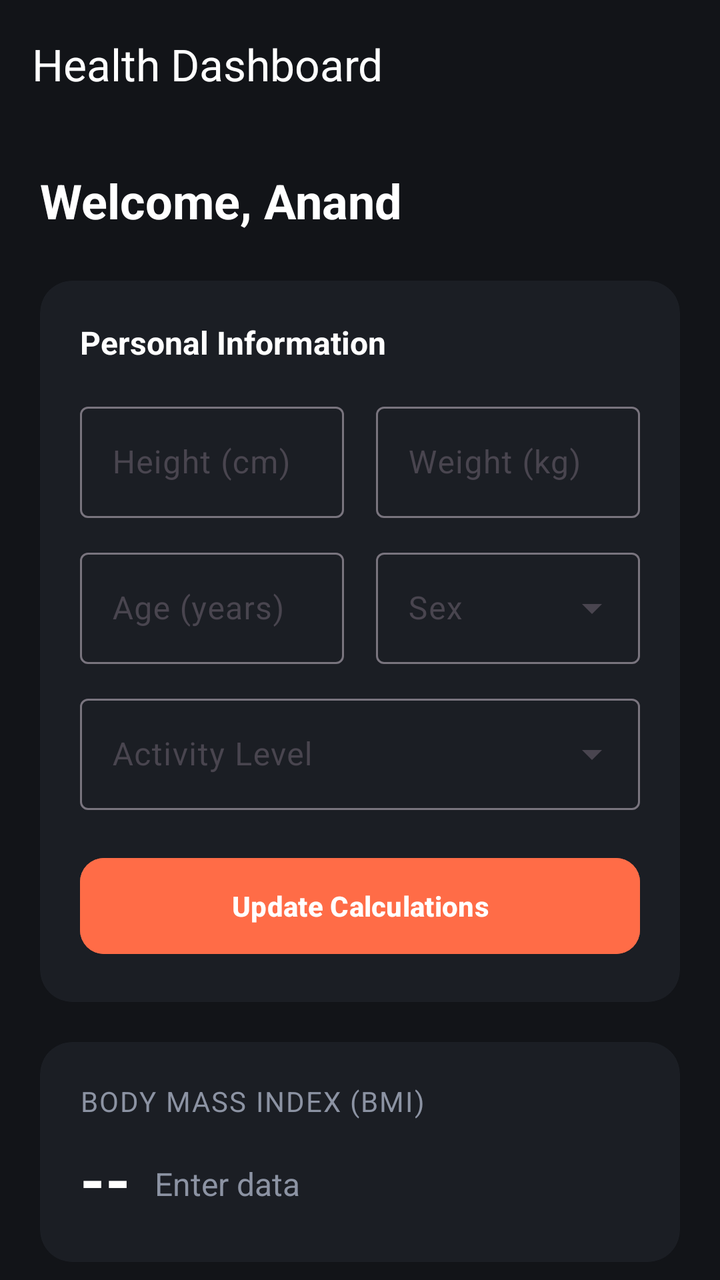
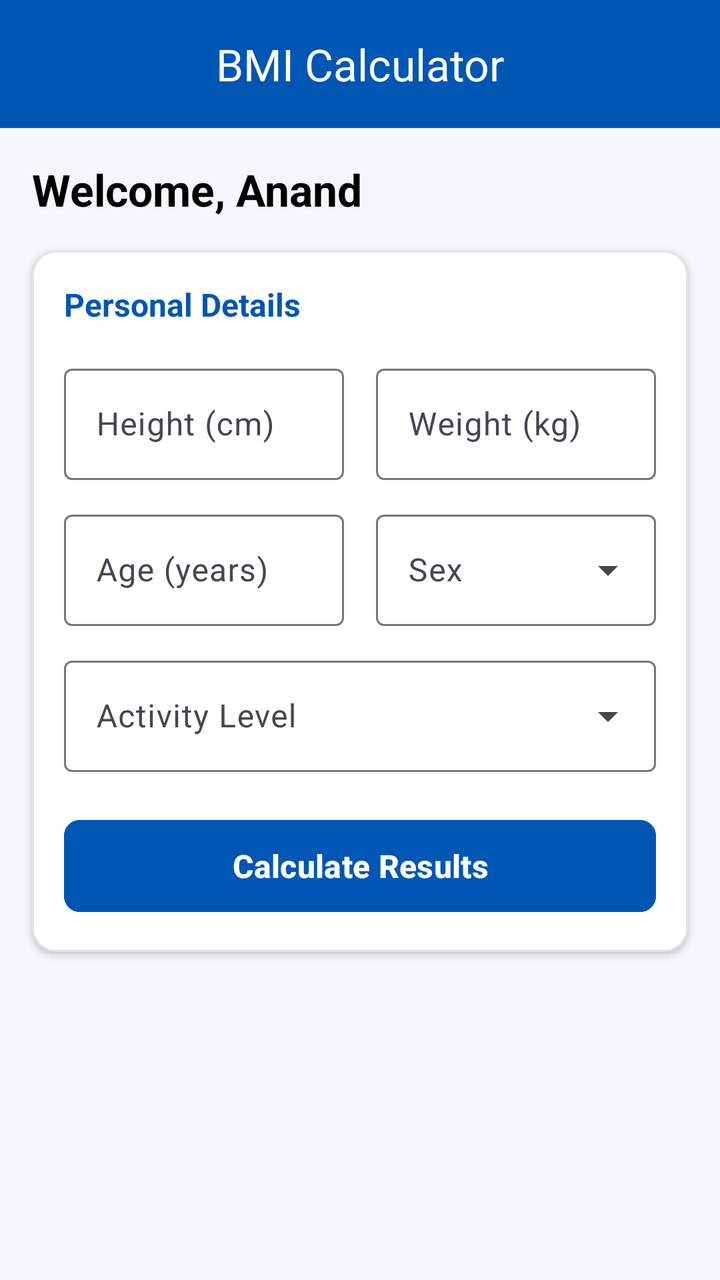

Screens rendered from an Android XML layout before and after an edit, with the pre-edit source and the edit as a unified diff.
<!-- AndroidManifest.xml: application theme Theme.BmiCalculator -->
<!-- res/layout/activity_main.xml -->
<?xml version="1.0" encoding="utf-8"?>
<androidx.coordinatorlayout.widget.CoordinatorLayout xmlns:android="http://schemas.android.com/apk/res/android"
    xmlns:app="http://schemas.android.com/apk/res-auto"
    xmlns:tools="http://schemas.android.com/tools"
    android:id="@+id/main"
    android:layout_width="match_parent"
    android:layout_height="match_parent"
    android:background="@color/bg_dark"
    tools:context=".MainActivity">

    <com.google.android.material.appbar.AppBarLayout
        android:layout_width="match_parent"
        android:layout_height="wrap_content"
        android:background="@color/bg_dark"
        app:elevation="0dp">

        <com.google.android.material.appbar.MaterialToolbar
            android:id="@+id/toolbar"
            android:layout_width="match_parent"
            android:layout_height="?attr/actionBarSize"
            app:title="Health Dashboard"
            app:titleTextColor="@color/text_primary" />

    </com.google.android.material.appbar.AppBarLayout>

    <androidx.core.widget.NestedScrollView
        android:layout_width="match_parent"
        android:layout_height="match_parent"
        app:layout_behavior="@string/appbar_scrolling_view_behavior">

        <LinearLayout
            android:layout_width="match_parent"
            android:layout_height="wrap_content"
            android:orientation="vertical"
            android:padding="20dp"
            android:clipToPadding="false">

            <TextView
                android:layout_width="wrap_content"
                android:layout_height="wrap_content"
                android:text="Welcome, Anand"
                android:textColor="@color/text_primary"
                android:textSize="24sp"
                android:textStyle="bold"
                android:layout_marginBottom="24dp"/>

            
            <com.google.android.material.card.MaterialCardView
                android:layout_width="match_parent"
                android:layout_height="wrap_content"
                app:cardBackgroundColor="@color/card_dark"
                app:cardCornerRadius="16dp"
                app:cardElevation="0dp"
                app:strokeWidth="0dp"
                android:layout_marginBottom="20dp">

                <LinearLayout
                    android:layout_width="match_parent"
                    android:layout_height="wrap_content"
                    android:orientation="vertical"
                    android:padding="20dp">

                    <TextView
                        android:layout_width="wrap_content"
                        android:layout_height="wrap_content"
                        android:text="Personal Information"
                        android:textColor="@color/text_primary"
                        android:textSize="16sp"
                        android:textStyle="bold"
                        android:layout_marginBottom="16dp"/>

                    <GridLayout
                        android:layout_width="match_parent"
                        android:layout_height="wrap_content"
                        android:columnCount="2"
                        android:alignmentMode="alignMargins"
                        android:columnOrderPreserved="false">

                        <com.google.android.material.textfield.TextInputLayout
                            android:layout_width="0dp"
                            android:layout_height="wrap_content"
                            android:layout_columnWeight="1"
                            android:layout_marginEnd="8dp"
                            android:hint="Height (cm)"
                            style="@style/Widget.Material3.TextInputLayout.OutlinedBox">
                            <com.google.android.material.textfield.TextInputEditText
                                android:id="@+id/et_height"
                                android:layout_width="match_parent"
                                android:layout_height="wrap_content"
                                android:inputType="numberDecimal"
                                android:textColor="@color/text_primary" />
                        </com.google.android.material.textfield.TextInputLayout>

                        <com.google.android.material.textfield.TextInputLayout
                            android:layout_width="0dp"
                            android:layout_height="wrap_content"
                            android:layout_columnWeight="1"
                            android:layout_marginStart="8dp"
                            android:hint="Weight (kg)"
                            style="@style/Widget.Material3.TextInputLayout.OutlinedBox">
                            <com.google.android.material.textfield.TextInputEditText
                                android:id="@+id/et_weight"
                                android:layout_width="match_parent"
                                android:layout_height="wrap_content"
                                android:inputType="numberDecimal"
                                android:textColor="@color/text_primary" />
                        </com.google.android.material.textfield.TextInputLayout>

                        <com.google.android.material.textfield.TextInputLayout
                            android:layout_width="0dp"
                            android:layout_height="wrap_content"
                            android:layout_columnWeight="1"
                            android:layout_marginTop="12dp"
                            android:layout_marginEnd="8dp"
                            android:hint="Age (years)"
                            style="@style/Widget.Material3.TextInputLayout.OutlinedBox">
                            <com.google.android.material.textfield.TextInputEditText
                                android:id="@+id/et_age"
                                android:layout_width="match_parent"
                                android:layout_height="wrap_content"
                                android:inputType="number"
                                android:textColor="@color/text_primary" />
                        </com.google.android.material.textfield.TextInputLayout>

                        <com.google.android.material.textfield.TextInputLayout
                            android:layout_width="0dp"
                            android:layout_height="wrap_content"
                            android:layout_columnWeight="1"
                            android:layout_marginTop="12dp"
                            android:layout_marginStart="8dp"
                            android:hint="Sex"
                            style="@style/Widget.Material3.TextInputLayout.OutlinedBox.ExposedDropdownMenu">
                            <AutoCompleteTextView
                                android:id="@+id/spinner_sex"
                                android:layout_width="match_parent"
                                android:layout_height="wrap_content"
                                android:inputType="none"
                                android:textColor="@color/text_primary" />
                        </com.google.android.material.textfield.TextInputLayout>

                    </GridLayout>

                    <com.google.android.material.textfield.TextInputLayout
                        android:layout_width="match_parent"
                        android:layout_height="wrap_content"
                        android:layout_marginTop="12dp"
                        android:hint="Activity Level"
                        style="@style/Widget.Material3.TextInputLayout.OutlinedBox.ExposedDropdownMenu">
                        <AutoCompleteTextView
                            android:id="@+id/spinner_activity"
                            android:layout_width="match_parent"
                            android:layout_height="wrap_content"
                            android:inputType="none"
                            android:textColor="@color/text_primary" />
                    </com.google.android.material.textfield.TextInputLayout>

                    <com.google.android.material.button.MaterialButton
                        android:id="@+id/btn_calculate"
                        android:layout_width="match_parent"
                        android:layout_height="56dp"
                        android:layout_marginTop="20dp"
                        android:text="Update Calculations"
                        android:textStyle="bold"
                        app:cornerRadius="12dp"
                        android:backgroundTint="@color/accent_orange"
                        android:textColor="@color/text_primary" />

                </LinearLayout>
            </com.google.android.material.card.MaterialCardView>

            

            
            <com.google.android.material.card.MaterialCardView
                android:layout_width="match_parent"
                android:layout_height="wrap_content"
                app:cardBackgroundColor="@color/card_dark"
                app:cardCornerRadius="16dp"
                app:cardElevation="0dp"
                app:strokeWidth="0dp"
                android:layout_marginBottom="16dp">

                <LinearLayout
                    android:layout_width="match_parent"
                    android:layout_height="wrap_content"
                    android:orientation="vertical"
                    android:padding="20dp">

                    <TextView
                        android:layout_width="wrap_content"
                        android:layout_height="wrap_content"
                        android:text="Body Mass Index (BMI)"
                        android:textColor="@color/text_secondary"
                        android:textSize="14sp"
                        android:textAllCaps="true"
                        android:letterSpacing="0.05"/>

                    <LinearLayout
                        android:layout_width="match_parent"
                        android:layout_height="wrap_content"
                        android:orientation="horizontal"
                        android:gravity="bottom"
                        android:layout_marginTop="8dp">

                        <TextView
                            android:id="@+id/tv_bmi_score"
                            android:layout_width="wrap_content"
                            android:layout_height="wrap_content"
                            android:text="--"
                            android:textColor="@color/text_primary"
                            android:textSize="32sp"
                            android:textStyle="bold"/>

                        <TextView
                            android:id="@+id/tv_bmi_category"
                            android:layout_width="wrap_content"
                            android:layout_height="wrap_content"
                            android:layout_marginStart="12dp"
                            android:layout_marginBottom="4dp"
                            android:text="Enter data"
                            android:textColor="@color/text_secondary"
                            android:textSize="16sp"/>
                    </LinearLayout>
                </LinearLayout>
            </com.google.android.material.card.MaterialCardView>

            
            <com.google.android.material.card.MaterialCardView
                android:layout_width="match_parent"
                android:layout_height="wrap_content"
                app:cardBackgroundColor="@color/card_dark"
                app:cardCornerRadius="16dp"
                app:cardElevation="0dp"
                app:strokeWidth="0dp"
                android:layout_marginBottom="16dp">

                <LinearLayout
                    android:layout_width="match_parent"
                    android:layout_height="wrap_content"
                    android:orientation="vertical"
                    android:padding="20dp">

                    <TextView
                        android:layout_width="wrap_content"
                        android:layout_height="wrap_content"
                        android:text="Daily Calories to Maintain Weight"
                        android:textColor="@color/text_secondary"
                        android:textSize="14sp"
                        android:textAllCaps="true"
                        android:letterSpacing="0.05"/>

                    <TextView
                        android:id="@+id/tv_maintenance_calories"
                        android:layout_width="wrap_content"
                        android:layout_height="wrap_content"
                        android:layout_marginTop="8dp"
                        android:text="-- kcal/day"
                        android:textColor="@color/accent_cyan"
                        android:textSize="32sp"
                        android:textStyle="bold"/>

                    <TextView
                        android:layout_width="wrap_content"
                        android:layout_height="wrap_content"
                        android:layout_marginTop="4dp"
                        android:text="Estimated TDEE based on your activity level"
                        android:textColor="@color/text_secondary"
                        android:textSize="12sp"/>
                </LinearLayout>
            </com.google.android.material.card.MaterialCardView>

            
            <com.google.android.material.card.MaterialCardView
                android:layout_width="match_parent"
                android:layout_height="wrap_content"
                app:cardBackgroundColor="@color/card_dark"
                app:cardCornerRadius="16dp"
                app:cardElevation="0dp"
                app:strokeWidth="0dp"
                android:layout_marginBottom="24dp">

                <LinearLayout
                    android:layout_width="match_parent"
                    android:layout_height="wrap_content"
                    android:orientation="vertical"
                    android:padding="20dp">

                    <TextView
                        android:layout_width="wrap_content"
                        android:layout_height="wrap_content"
                        android:text="Healthy Weight for your body"
                        android:textColor="@color/text_secondary"
                        android:textSize="14sp"
                        android:textAllCaps="true"
                        android:letterSpacing="0.05"/>

                    <TextView
                        android:id="@+id/tv_healthy_weight_range"
                        android:layout_width="wrap_content"
                        android:layout_height="wrap_content"
                        android:layout_marginTop="8dp"
                        android:text="-- kg"
                        android:textColor="@color/accent_purple"
                        android:textSize="24sp"
                        android:textStyle="bold"/>

                    <TextView
                        android:id="@+id/tv_weight_comparison"
                        android:layout_width="wrap_content"
                        android:layout_height="wrap_content"
                        android:layout_marginTop="8dp"
                        android:text=""
                        android:textColor="@color/text_primary"
                        android:textSize="14sp"/>
                </LinearLayout>
            </com.google.android.material.card.MaterialCardView>

        </LinearLayout>
    </androidx.core.widget.NestedScrollView>

</androidx.coordinatorlayout.widget.CoordinatorLayout>
<!-- resources referenced by this layout -->
<resources>
  <color name="accent_cyan">#00BB9C</color>
  <color name="accent_orange">#FF6C47</color>
  <color name="accent_purple">#9B5DE5</color>
  <color name="bg_dark">#121418</color>
  <color name="card_dark">#1B1E24</color>
  <color name="text_primary">#FFFFFF</color>
  <color name="text_secondary">#8C93A3</color>
  <style name="Theme.BmiCalculator" parent="Base.Theme.BmiCalculator" />
  <style name="Base.Theme.BmiCalculator" parent="Theme.Material3.DayNight.NoActionBar">
          
          
      </style>
</resources>

<!-- the commit's change to res/layout/activity_main.xml (unified diff, before → after) -->
@@ -5,21 +5,22 @@
     android:id="@+id/main"
     android:layout_width="match_parent"
     android:layout_height="match_parent"
-    android:background="@color/bg_dark"
+    android:background="@color/bg_light"
     tools:context=".MainActivity">
 
     <com.google.android.material.appbar.AppBarLayout
         android:layout_width="match_parent"
         android:layout_height="wrap_content"
-        android:background="@color/bg_dark"
-        app:elevation="0dp">
+        android:background="@color/primary_blue"
+        app:elevation="4dp">
 
         <com.google.android.material.appbar.MaterialToolbar
             android:id="@+id/toolbar"
             android:layout_width="match_parent"
             android:layout_height="?attr/actionBarSize"
-            app:title="Health Dashboard"
-            app:titleTextColor="@color/text_primary" />
+            app:title="BMI Calculator"
+            app:titleCentered="true"
+            app:titleTextColor="@color/white" />
 
     </com.google.android.material.appbar.AppBarLayout>
 
@@ -32,39 +33,40 @@
             android:layout_width="match_parent"
             android:layout_height="wrap_content"
             android:orientation="vertical"
-            android:padding="20dp"
+            android:padding="16dp"
             android:clipToPadding="false">
 
             <TextView
                 android:layout_width="wrap_content"
                 android:layout_height="wrap_content"
                 android:text="Welcome, Anand"
-                android:textColor="@color/text_primary"
-                android:textSize="24sp"
+                android:textColor="@color/black"
+                android:textSize="22sp"
                 android:textStyle="bold"
-                android:layout_marginBottom="24dp"/>
+                android:layout_marginBottom="16dp"/>
 
             
             <com.google.android.material.card.MaterialCardView
                 android:layout_width="match_parent"
                 android:layout_height="wrap_content"
-                app:cardBackgroundColor="@color/card_dark"
-                app:cardCornerRadius="16dp"
-                app:cardElevation="0dp"
-                app:strokeWidth="0dp"
-                android:layout_marginBottom="20dp">
+                app:cardBackgroundColor="@color/white"
+                app:cardCornerRadius="12dp"
+                app:cardElevation="2dp"
+                app:strokeColor="@color/divider_light"
+                app:strokeWidth="1dp"
+                android:layout_marginBottom="16dp">
 
                 <LinearLayout
                     android:layout_width="match_parent"
                     android:layout_height="wrap_content"
                     android:orientation="vertical"
-                    android:padding="20dp">
+                    android:padding="16dp">
 
                     <TextView
                         android:layout_width="wrap_content"
                         android:layout_height="wrap_content"
-                        android:text="Personal Information"
-                        android:textColor="@color/text_primary"
+                        android:text="Personal Details"
+                        android:textColor="@color/primary_blue"
                         android:textSize="16sp"
                         android:textStyle="bold"
                         android:layout_marginBottom="16dp"/>
@@ -82,13 +84,14 @@
                             android:layout_columnWeight="1"
                             android:layout_marginEnd="8dp"
                             android:hint="Height (cm)"
+                            app:hintTextColor="@color/black"
                             style="@style/Widget.Material3.TextInputLayout.OutlinedBox">
                             <com.google.android.material.textfield.TextInputEditText
                                 android:id="@+id/et_height"
                                 android:layout_width="match_parent"
                                 android:layout_height="wrap_content"
                                 android:inputType="numberDecimal"
-                                android:textColor="@color/text_primary" />
+                                android:textColor="@color/black" />
                         </com.google.android.material.textfield.TextInputLayout>
 
                         <com.google.android.material.textfield.TextInputLayout
@@ -97,13 +100,14 @@
                             android:layout_columnWeight="1"
                             android:layout_marginStart="8dp"
                             android:hint="Weight (kg)"
+                            app:hintTextColor="@color/black"
                             style="@style/Widget.Material3.TextInputLayout.OutlinedBox">
                             <com.google.android.material.textfield.TextInputEditText
                                 android:id="@+id/et_weight"
                                 android:layout_width="match_parent"
                                 android:layout_height="wrap_content"
                                 android:inputType="numberDecimal"
-                                android:textColor="@color/text_primary" />
+                                android:textColor="@color/black" />
                         </com.google.android.material.textfield.TextInputLayout>
 
                         <com.google.android.material.textfield.TextInputLayout
@@ -113,13 +117,14 @@
                             android:layout_marginTop="12dp"
                             android:layout_marginEnd="8dp"
                             android:hint="Age (years)"
+                            app:hintTextColor="@color/black"
                             style="@style/Widget.Material3.TextInputLayout.OutlinedBox">
                             <com.google.android.material.textfield.TextInputEditText
                                 android:id="@+id/et_age"
                                 android:layout_width="match_parent"
                                 android:layout_height="wrap_content"
                                 android:inputType="number"
-                                android:textColor="@color/text_primary" />
+                                android:textColor="@color/black" />
                         </com.google.android.material.textfield.TextInputLayout>
 
                         <com.google.android.material.textfield.TextInputLayout
@@ -129,13 +134,14 @@
                             android:layout_marginTop="12dp"
                             android:layout_marginStart="8dp"
                             android:hint="Sex"
+                            app:hintTextColor="@color/black"
                             style="@style/Widget.Material3.TextInputLayout.OutlinedBox.ExposedDropdownMenu">
                             <AutoCompleteTextView
                                 android:id="@+id/spinner_sex"
                                 android:layout_width="match_parent"
                                 android:layout_height="wrap_content"
                                 android:inputType="none"
-                                android:textColor="@color/text_primary" />
+                                android:textColor="@color/black" />
                         </com.google.android.material.textfield.TextInputLayout>
 
                     </GridLayout>
@@ -145,173 +151,28 @@
                         android:layout_height="wrap_content"
                         android:layout_marginTop="12dp"
                         android:hint="Activity Level"
+                        app:hintTextColor="@color/black"
                         style="@style/Widget.Material3.TextInputLayout.OutlinedBox.ExposedDropdownMenu">
                         <AutoCompleteTextView
                             android:id="@+id/spinner_activity"
                             android:layout_width="match_parent"
                             android:layout_height="wrap_content"
                             android:inputType="none"
-                            android:textColor="@color/text_primary" />
+                            android:textColor="@color/black" />
                     </com.google.android.material.textfield.TextInputLayout>
 
                     <com.google.android.material.button.MaterialButton
                         android:id="@+id/btn_calculate"
                         android:layout_width="match_parent"
-                        android:layout_height="56dp"
+                        android:layout_height="54dp"
                         android:layout_marginTop="20dp"
-                        android:text="Update Calculations"
+                        android:text="Calculate Results"
+                        android:textSize="16sp"
                         android:textStyle="bold"
-                        app:cornerRadius="12dp"
-                        android:backgroundTint="@color/accent_orange"
-                        android:textColor="@color/text_primary" />
+                        app:cornerRadius="8dp"
+                        android:backgroundTint="@color/primary_blue"
+                        android:textColor="@color/white" />
 
-                </LinearLayout>
-            </com.google.android.material.card.MaterialCardView>
-
-            
-
-            
-            <com.google.android.material.card.MaterialCardView
-                android:layout_width="match_parent"
-                android:layout_height="wrap_content"
-                app:cardBackgroundColor="@color/card_dark"
-                app:cardCornerRadius="16dp"
-                app:cardElevation="0dp"
-                app:strokeWidth="0dp"
-                android:layout_marginBottom="16dp">
-
-                <LinearLayout
-                    android:layout_width="match_parent"
-                    android:layout_height="wrap_content"
-                    android:orientation="vertical"
-                    android:padding="20dp">
-
-                    <TextView
-                        android:layout_width="wrap_content"
-                        android:layout_height="wrap_content"
-                        android:text="Body Mass Index (BMI)"
-                        android:textColor="@color/text_secondary"
-                        android:textSize="14sp"
-                        android:textAllCaps="true"
-                        android:letterSpacing="0.05"/>
-
-                    <LinearLayout
-                        android:layout_width="match_parent"
-                        android:layout_height="wrap_content"
-                        android:orientation="horizontal"
-                        android:gravity="bottom"
-                        android:layout_marginTop="8dp">
-
-                        <TextView
-                            android:id="@+id/tv_bmi_score"
-                            android:layout_width="wrap_content"
-                            android:layout_height="wrap_content"
-                            android:text="--"
-                            android:textColor="@color/text_primary"
-                            android:textSize="32sp"
-                            android:textStyle="bold"/>
-
-                        <TextView
-                            android:id="@+id/tv_bmi_category"
-                            android:layout_width="wrap_content"
-                            android:layout_height="wrap_content"
-                            android:layout_marginStart="12dp"
-                            android:layout_marginBottom="4dp"
-                            android:text="Enter data"
-                            android:textColor="@color/text_secondary"
-                            android:textSize="16sp"/>
-                    </LinearLayout>
-                </LinearLayout>
-            </com.google.android.material.card.MaterialCardView>
-
-            
-            <com.google.android.material.card.MaterialCardView
-                android:layout_width="match_parent"
-                android:layout_height="wrap_content"
-                app:cardBackgroundColor="@color/card_dark"
-                app:cardCornerRadius="16dp"
-                app:cardElevation="0dp"
-                app:strokeWidth="0dp"
-                android:layout_marginBottom="16dp">
-
-                <LinearLayout
-                    android:layout_width="match_parent"
-                    android:layout_height="wrap_content"
-                    android:orientation="vertical"
-                    android:padding="20dp">
-
-                    <TextView
-                        android:layout_width="wrap_content"
-                        android:layout_height="wrap_content"
-                        android:text="Daily Calories to Maintain Weight"
-                        android:textColor="@color/text_secondary"
-                        android:textSize="14sp"
-                        android:textAllCaps="true"
-                        android:letterSpacing="0.05"/>
-
-                    <TextView
-                        android:id="@+id/tv_maintenance_calories"
-                        android:layout_width="wrap_content"
-                        android:layout_height="wrap_content"
-                        android:layout_marginTop="8dp"
-                        android:text="-- kcal/day"
-                        android:textColor="@color/accent_cyan"
-                        android:textSize="32sp"
-                        android:textStyle="bold"/>
-
-                    <TextView
-                        android:layout_width="wrap_content"
-                        android:layout_height="wrap_content"
-                        android:layout_marginTop="4dp"
-                        android:text="Estimated TDEE based on your activity level"
-                        android:textColor="@color/text_secondary"
-                        android:textSize="12sp"/>
-                </LinearLayout>
-            </com.google.android.material.card.MaterialCardView>
-
-            
-            <com.google.android.material.card.MaterialCardView
-                android:layout_width="match_parent"
-                android:layout_height="wrap_content"
-                app:cardBackgroundColor="@color/card_dark"
-                app:cardCornerRadius="16dp"
-                app:cardElevation="0dp"
-                app:strokeWidth="0dp"
-                android:layout_marginBottom="24dp">
-
-                <LinearLayout
-                    android:layout_width="match_parent"
-                    android:layout_height="wrap_content"
-                    android:orientation="vertical"
-                    android:padding="20dp">
-
-                    <TextView
-                        android:layout_width="wrap_content"
-                        android:layout_height="wrap_content"
-                        android:text="Healthy Weight for your body"
-                        android:textColor="@color/text_secondary"
-                        android:textSize="14sp"
-                        android:textAllCaps="true"
-                        android:letterSpacing="0.05"/>
-
-                    <TextView
-                        android:id="@+id/tv_healthy_weight_range"
-                        android:layout_width="wrap_content"
-                        android:layout_height="wrap_content"
-                        android:layout_marginTop="8dp"
-                        android:text="-- kg"
-                        android:textColor="@color/accent_purple"
-                        android:textSize="24sp"
-                        android:textStyle="bold"/>
-
-                    <TextView
-                        android:id="@+id/tv_weight_comparison"
-                        android:layout_width="wrap_content"
-                        android:layout_height="wrap_content"
-                        android:layout_marginTop="8dp"
-                        android:text=""
-                        android:textColor="@color/text_primary"
-                        android:textSize="14sp"/>
                 </LinearLayout>
             </com.google.android.material.card.MaterialCardView>
 
<!-- resource entries referenced after the edit -->
@@ -1,16 +1,15 @@
 <!-- resources referenced by this layout -->
 <resources>
-  <color name="accent_cyan">#00BB9C</color>
-  <color name="accent_orange">#FF6C47</color>
-  <color name="accent_purple">#9B5DE5</color>
-  <color name="bg_dark">#121418</color>
-  <color name="card_dark">#1B1E24</color>
-  <color name="text_primary">#FFFFFF</color>
-  <color name="text_secondary">#8C93A3</color>
+  <color name="bg_light">#F5F7FA</color>
+  <color name="black">#FF000000</color>
+  <color name="divider_light">#E1E4E8</color>
+  <color name="primary_blue">#0056B3</color>
+  <color name="white">#FFFFFFFF</color>
   <style name="Theme.BmiCalculator" parent="Base.Theme.BmiCalculator" />
-  <style name="Base.Theme.BmiCalculator" parent="Theme.Material3.DayNight.NoActionBar">
+  <style name="Base.Theme.BmiCalculator" parent="Theme.Material3.Light.NoActionBar">
           
-          
+          <item name="colorPrimary">@color/primary_blue</item>
+          <item name="android:textColorHint">@color/black</item>
       </style>
 </resources>
 
